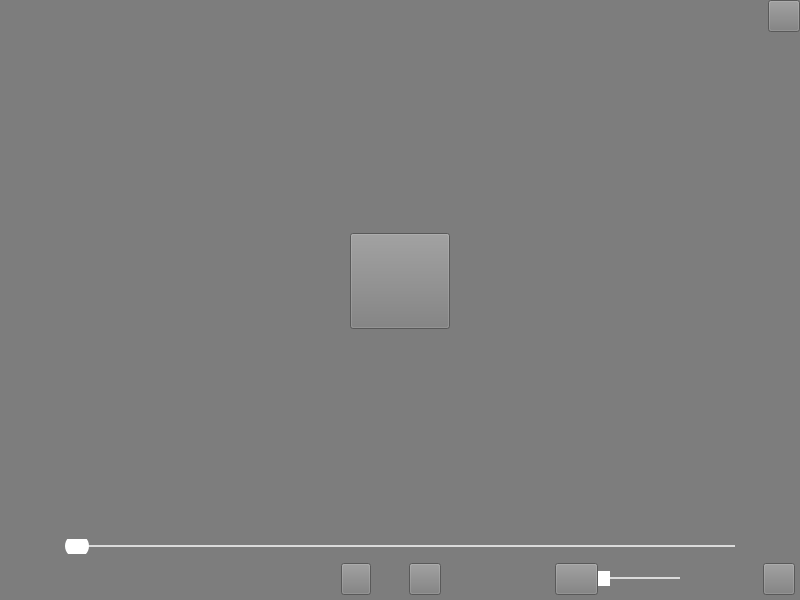
Qt form MediaTest6/mainwindow.ui (lgl0707/VLCMedia) before a commit.
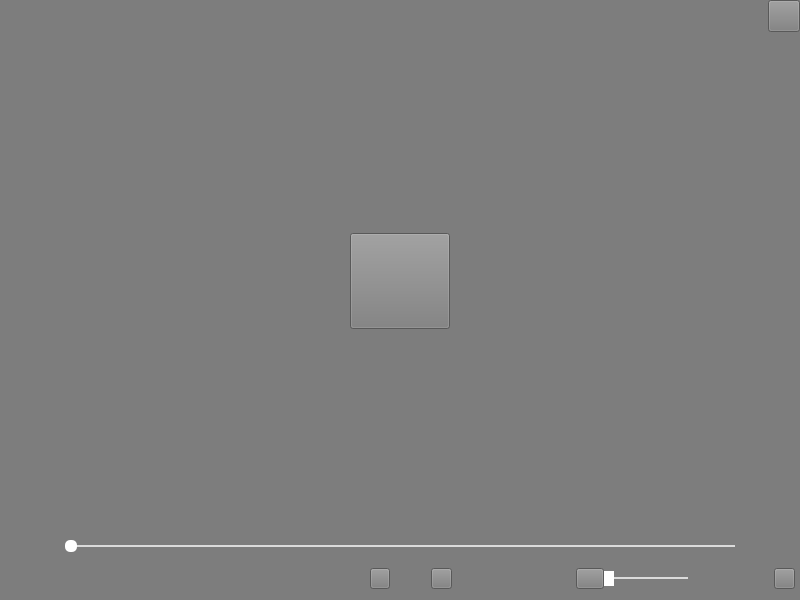
The same form after that commit. Custom widgets are drawn as their Qt base class.

```diff
--- a/MediaTest6/mainwindow.ui
+++ b/MediaTest6/mainwindow.ui
@@ -213,7 +213,7 @@
         <item>
          <widget class="QSlider" name="horizontalSlider">
           <property name="styleSheet">
-           <string notr="true">QSlider::handle:horizontal{width:24px;background-color:rgb(255,255,255);margin:-11px 0px -11px 0px;border-radius:12px;}
+           <string notr="true">QSlider::handle:horizontal{width:12px;background-color:rgb(255,255,255);margin:-5px 0px -5px 0px;border-radius:5px;}
 QSlider::groove:horizontal{height:2px;background-color:rgb(219,219,219);}
 QSlider::add-page:horizontal{background-color:rgb(219,219,219);}
 QSlider::sub-page:horizontal{background-color:rgb(26,217,110);}</string>
@@ -393,14 +393,14 @@
          <widget class="QPushButton" name="pushButton_play">
           <property name="minimumSize">
            <size>
-            <width>30</width>
-            <height>32</height>
+            <width>20</width>
+            <height>21</height>
            </size>
           </property>
           <property name="maximumSize">
            <size>
-            <width>32</width>
-            <height>32</height>
+            <width>20</width>
+            <height>21</height>
            </size>
           </property>
           <property name="text">
@@ -425,14 +425,14 @@
          <widget class="QPushButton" name="pushButton_stop">
           <property name="minimumSize">
            <size>
-            <width>32</width>
-            <height>32</height>
+            <width>21</width>
+            <height>21</height>
            </size>
           </property>
           <property name="maximumSize">
            <size>
-            <width>32</width>
-            <height>32</height>
+            <width>21</width>
+            <height>21</height>
            </size>
           </property>
           <property name="text">
@@ -483,14 +483,14 @@
          <widget class="QPushButton" name="pushButton_volume">
           <property name="minimumSize">
            <size>
-            <width>43</width>
-            <height>32</height>
+            <width>28</width>
+            <height>21</height>
            </size>
           </property>
           <property name="maximumSize">
            <size>
-            <width>32</width>
-            <height>32</height>
+            <width>28</width>
+            <height>21</height>
            </size>
           </property>
           <property name="text">
@@ -501,7 +501,7 @@
         <item>
          <widget class="QSlider" name="Slider_Volume">
           <property name="styleSheet">
-           <string notr="true">QSlider::handle:horizontal{width:12px;background-color:rgb(255,255,255);margin:-11px 0px -11px 0px;border-radius:12px;}
+           <string notr="true">QSlider::handle:horizontal{width:10px;background-color:rgb(255,255,255);margin:-11px 0px -11px 0px;border-radius:12px;}
 QSlider::groove:horizontal{height:2px;background-color:rgb(219,219,219);}
 QSlider::add-page:horizontal{background-color:rgb(219,219,219);}
 QSlider::sub-page:horizontal{background-color:rgb(26,217,110);}</string>
@@ -566,14 +566,14 @@
          <widget class="QPushButton" name="pushButton_max">
           <property name="minimumSize">
            <size>
-            <width>32</width>
-            <height>32</height>
+            <width>21</width>
+            <height>21</height>
            </size>
           </property>
           <property name="maximumSize">
            <size>
-            <width>32</width>
-            <height>32</height>
+            <width>21</width>
+            <height>21</height>
            </size>
           </property>
           <property name="text">
```
